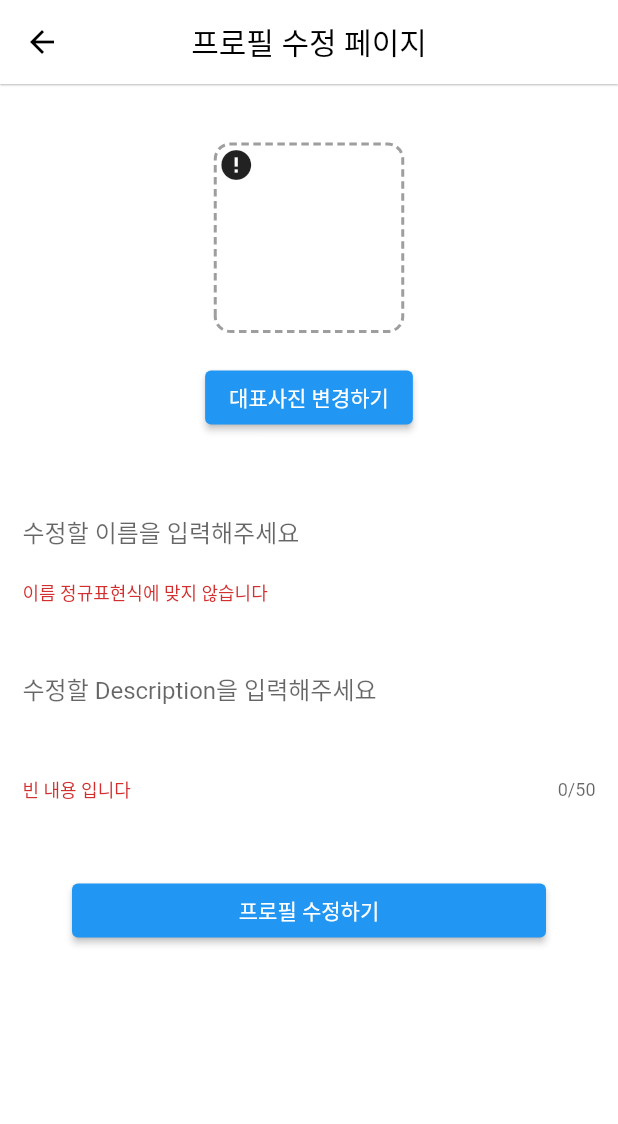
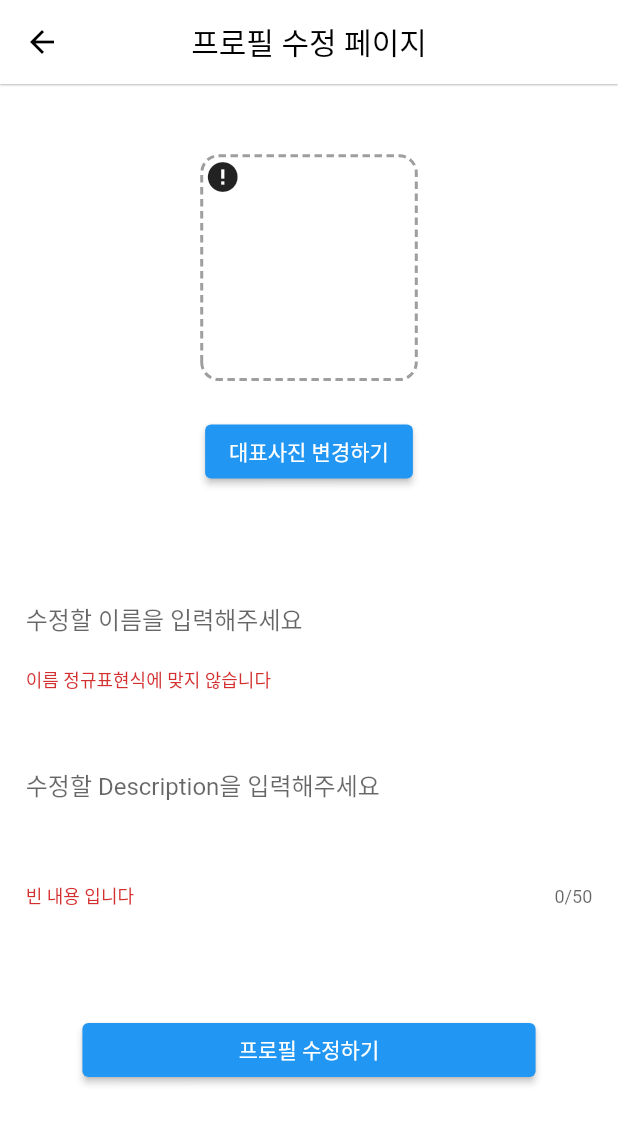
Before and after one commit to lalafafa1318/help_desk, a Flutter app: the EditProfilePage screen opened directly, on a phone screen of 412 x 824 dp. Shown: the top 1124 px of the screen. Run offline on Flutter 3.47's test engine with Material 2 defaults, Android fonts, the phone set to English and light mode, and no system bars; drawn by our look-alikes of cached_network_image, dotted_border, oktoast; our stand-ins replace awesome_dialog, bottom_navy_bar, cloud_firestore, connectivity_plus, expandable_text, firebase_auth and 16 more; missing offline and left inert: adaptive_scrollbar, cr_calendar, flutter_app_badger, flutter_facebook_auth, flutter_keyboard_size, flutter_pagination and 4 more; accounts and stored records are empty; network calls fail.

Commit message:
31번쨰 commit

```diff
--- a/lib/authentication/controller/auth_controller.dart
+++ b/lib/authentication/controller/auth_controller.dart
@@ -9,6 +9,7 @@ import 'package:google_sign_in/google_sign_in.dart';
 import 'package:help_desk/authentication/kakaoAuthentication/main_view_model.dart';
 import 'package:help_desk/bindingController/binding_controller.dart';
 import 'package:help_desk/communicateFirebase/comunicate_Firebase.dart';
+import 'package:help_desk/const/userClassification.dart';
 import 'package:help_desk/model/user_model.dart';
 import 'package:help_desk/screen/bottomNavigationBar/controller/bottomNavigationBar_controller.dart';
 import 'package:help_desk/screen/bottomNavigationBar/controller/notification_controller.dart';
@@ -27,6 +28,7 @@ class AuthController extends GetxController {
   // Field
   // User 정보를 관리하는 Field
   Rx<UserModel> user = UserModel(
+    userType: UserClassification.GENERALUSER,
     userName: '',
     description: '',
     image: '',
--- a/lib/bindingController/binding_controller.dart
+++ b/lib/bindingController/binding_controller.dart
@@ -24,10 +24,5 @@ class BindingController implements Bindings {
     Get.put(PostingController());
     Get.put(NotificationController());
     Get.put(SettingsController());
-
-    // Get.lazyPut(() => BottomNavigationBarController(), fenix: true);
-    // Get.lazyPut(() => PostListController(), fenix: true);
-    // Get.lazyPut(() => PostingController(), fenix: true);
-    // Get.lazyPut(() => SettingsController());
   }
 }
--- a/lib/model/user_model.dart
+++ b/lib/model/user_model.dart
@@ -4,7 +4,7 @@ import 'package:help_desk/const/userClassification.dart';
 
 class UserModel {
   // 일반 사용자인가? IT 담당자인가?
-  UserClassification
+  UserClassification userType;
   // 이름
   String userName;
   // 설명
@@ -18,6 +18,7 @@ class UserModel {
 
   // Default Constructor
   UserModel({
+    required this.userType,
     required this.userName,
     required this.description,
     required this.image,
@@ -27,6 +28,7 @@ class UserModel {
 
   // Instance를 복제하는 method
   UserModel copyWith({
+    UserClassification? userType,
     String? userName,
     String? description,
     String? image,
@@ -34,6 +36,7 @@ class UserModel {
     List<String>? notiPost,
   }) {
     return UserModel(
+      userType: userType ?? this.userType,
       userName: userName ?? this.userName,
       description: description ?? this.description,
       image: image ?? this.image,
@@ -44,7 +47,10 @@ class UserModel {
 
   // Map를 Model class로 바꾸는 constructor
   UserModel.fromMap(Map<String, dynamic> mapData)
-      : userName = mapData['userName'].toString(),
+      : userType = UserClassification.values.firstWhere(
+          (element) => element.toString() == mapData['userType'].toString(),
+        ),
+        userName = mapData['userName'].toString(),
         description = mapData['description'].toString(),
         image = mapData['image'].toString(),
         userUid = mapData['userUid'].toString(),
@@ -53,6 +59,8 @@ class UserModel {
   // Model class를 Map으로 바꾸는 method
   static Map<String, dynamic> toMap(UserModel user) {
     return {
+      // UserClassification 타입을 String 타입으로 바꿔서 Database에 저장한다.
+      'userType': user.userType.toString(),
       'userName': user.userName,
       'description': user.description,
       'image': user.image,
--- a/lib/screen/bottomNavigationBar/settings/edit_profile_page.dart
+++ b/lib/screen/bottomNavigationBar/settings/edit_profile_page.dart
@@ -6,6 +6,7 @@ import 'package:cloud_firestore/cloud_firestore.dart';
 import 'package:dotted_border/dotted_border.dart';
 import 'package:flutter/material.dart';
 import 'package:flutter/services.dart';
+import 'package:flutter_screenutil/flutter_screenutil.dart';
 import 'package:get/get.dart';
 import 'package:getwidget/components/border/gf_border.dart';
 import 'package:getwidget/types/gf_border_type.dart';
@@ -19,33 +20,34 @@ class EditProfilePage extends StatelessWidget {
   // Image + 프로필 사진 변경하는 Button을 관리하는 Widget
   Widget imageBox() {
     return Container(
-      margin: const EdgeInsets.only(top: 40),
+      margin: EdgeInsets.only(top: 40.h),
       child: Column(
         children: [
           // Image를 보여준다.
           GetBuilder<SettingsController>(
+            id: 'editImage',
             builder: (controller) {
               return SizedBox(
-                width: 125.0,
-                height: 125.0,
+                width: 125.w,
+                height: 125.h,
                 child: DottedBorder(
                   strokeWidth: 2,
                   color: Colors.grey,
                   dashPattern: const [5, 3],
                   borderType: BorderType.RRect,
-                  radius: const Radius.circular(10),
+                  radius: Radius.circular(10.r),
 
                   // 첫번쨰는 Network를 통해 이미지를 보여주고
                   // 다음부터는 스마트폰 갤러리를 통해 이미지를 보여준다.
                   child: controller.editImage == null
                       ? getNetworkImage()
-                      : getGalleryImage(150.0, 150.0),
+                      : getGalleryImage(150.w, 150.h),
                 ),
               );
             },
           ),
 
-          const SizedBox(height: 20),
+          SizedBox(height: 20.h),
 
           // 프로필 사진 변경하는 Button 입니다.
           ElevatedButton(
@@ -77,7 +79,7 @@ class EditProfilePage extends StatelessWidget {
       imageUrl: SettingsController.to.settingUser!.image.toString(),
       imageBuilder: (context, imageProvider) => Container(
         decoration: BoxDecoration(
-          borderRadius: BorderRadius.circular(10),
+          borderRadius: BorderRadius.circular(10.r),
           image: DecorationImage(
             image: imageProvider,
             fit: BoxFit.cover,
@@ -94,7 +96,7 @@ class EditProfilePage extends StatelessWidget {
   Widget getGalleryImage(double width, double height) {
     return Container(
       decoration: BoxDecoration(
-        borderRadius: BorderRadius.circular(8),
+        borderRadius: BorderRadius.circular(8.r),
         image: DecorationImage(
           fit: BoxFit.cover,
           image: Image.file(
@@ -114,8 +116,8 @@ class EditProfilePage extends StatelessWidget {
       children: [
         // Edit Name TextField
         Container(
-          width: Get.width,
-          margin: const EdgeInsets.symmetric(horizontal: 15, vertical: 15),
+          width: ScreenUtil().screenWidth,
+          margin: EdgeInsets.symmetric(horizontal: 15.w, vertical: 15.h),
           child: GFBorder(
             color: Colors.black12,
             dashedLine: const [2, 0],
@@ -123,15 +125,16 @@ class EditProfilePage extends StatelessWidget {
 
             // 단순형 상태 관리 GetBuilder
             child: GetBuilder<SettingsController>(
+              id: 'editName',
               builder: (controller) {
                 return SizedBox(
-                  height: 60,
+                  height: 60.h,
                   child: TextField(
                     onChanged: (value) {
                       SettingsController.to.editName = value;
 
                       // update를 쳐서 GetBuilder를 부른다.
-                      SettingsController.to.update();
+                      SettingsController.to.update(['editName']);
                     },
                     maxLength: 30,
                     decoration: InputDecoration(
@@ -150,13 +153,13 @@ class EditProfilePage extends StatelessWidget {
           ),
         ),
 
-        const SizedBox(height: 16),
+        SizedBox(height: 16.h),
 
         // Edit Description TextField
         Container(
-          width: Get.width,
-          height: 100,
-          margin: const EdgeInsets.symmetric(horizontal: 15),
+          width: ScreenUtil().screenWidth,
+          height: 100.h,
+          margin: EdgeInsets.symmetric(horizontal: 15.w),
           child: GFBorder(
             color: Colors.black12,
             dashedLine: const [2, 0],
@@ -164,13 +167,14 @@ class EditProfilePage extends StatelessWidget {
 
             // 단순형 상태관리 GetBuilder
             child: GetBuilder<SettingsController>(
+              id: 'editDescription',
               builder: (controller) {
                 return TextField(
                   onChanged: (value) {
                     SettingsController.to.editDescription = value;
 
                     // update를 쳐서 GetBuilder를 실행한다.
-                    SettingsController.to.update();
+                    SettingsController.to.update(['editDescription']);
                   },
                   maxLines: 3,
                   maxLength: 50,
@@ -189,15 +193,19 @@ class EditProfilePage extends StatelessWidget {
     );
   }
 
-  // 프로필 수정하기 Widget 입니다.
-  Widget signUpButton() {
+  // 프로필을 수정하는 버튼
+  Widget editProfileButton() {
     return Container(
-      padding: const EdgeInsets.symmetric(horizontal: 48.0, vertical: 8.0),
+      padding: EdgeInsets.symmetric(horizontal: 48.w, vertical: 8.h),
       child: ElevatedButton(
         onPressed: () {
           // 프로필을 수정하는 코드를 진행한다.
           print('프로필 수정하기 버튼 누르기');
 
+          // 키보드 내리기
+          FocusManager.instance.primaryFocus?.unfocus();
+
+          // 프로필 수정하는 method를 호출한다.
           SettingsController.to.changeUserInfo();
         },
         child: const Text('프로필 수정하기'),
@@ -216,6 +224,7 @@ class EditProfilePage extends StatelessWidget {
           leading: IconButton(
             onPressed: () {
               // 이전 페이지로 가는 메소드
+              // 이미지, 이름 또는 설명 중에 바뀐 부분이 있으면 값을 초기화 한다.
               SettingsController.to.getBackEditProfilePage();
             },
             icon: const Padding(
@@ -236,15 +245,14 @@ class EditProfilePage extends StatelessWidget {
               // Image와 프로필 사진을 변경하는 Button이 있는 Widget
               imageBox(),
 
-              const SizedBox(height: 40),
+              SizedBox(height: 40.h),
 
               // name, description이 있는 Widget
               editTwoTextField(),
 
-              const SizedBox(height: 40),
+              SizedBox(height: 40.h),
 
-              // 수정하기 Button이 있는 Widget
-              signUpButton(),
+              editProfileButton(),
             ],
           ),
         ),
--- a/lib/screen/bottomNavigationBar/settings/settings_page.dart
+++ b/lib/screen/bottomNavigationBar/settings/settings_page.dart
@@ -110,7 +110,7 @@ class SettingsPage extends StatelessWidget {
     return GFButton(
       onPressed: () {
         // 프로필 수정 코드
-        Get.to(() => EditProfilePage());
+        Get.to(() => const EditProfilePage());
       },
       text: "Edit",
       type: GFButtonType.transparent,
@@ -267,6 +267,7 @@ class SettingsPage extends StatelessWidget {
   @override
   Widget build(BuildContext context) {
     return GetBuilder<SettingsController>(
+      id: 'showProfile',
       builder: (controller) {
         return Scaffold(
           backgroundColor: const Color(0xFFf2eeed),
```
Also changed, not shown: lib/communicateFirebase/comunicate_Firebase.dart (+86 -19 lines), lib/screen/beforeBottomNavigationBar/sign_up_page.dart (+11 -2 lines), lib/screen/bottomNavigationBar/controller/postList_controller.dart (+23 -7 lines), lib/screen/bottomNavigationBar/controller/settings_controller.dart (+16 -9 lines), lib/screen/bottomNavigationBar/postList/post_list_page.dart (+8 -3 lines).
